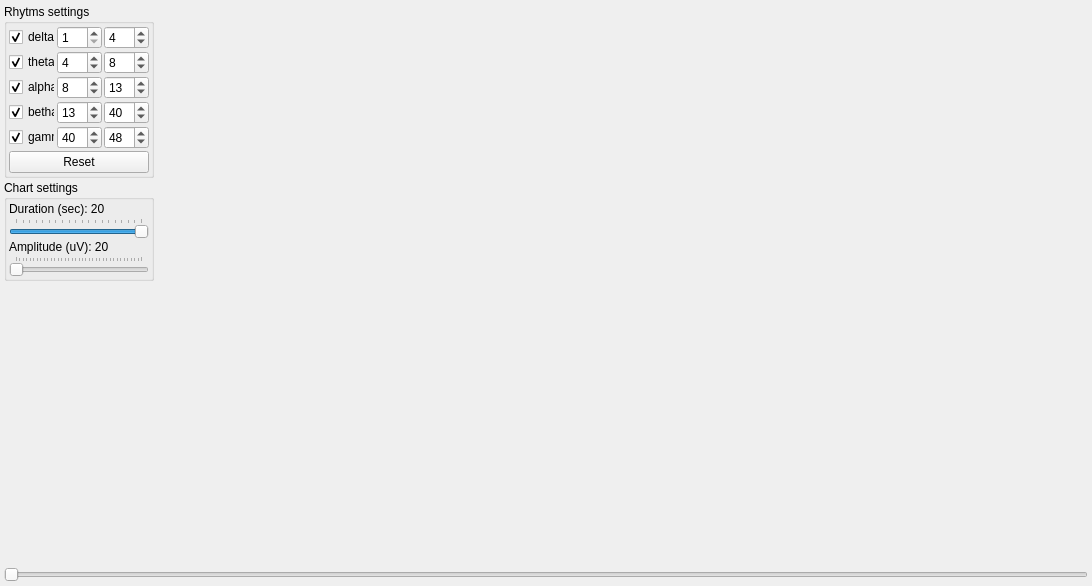
Above: UI/rhytmwindow.ui from ZarkSPb/BB_Python before the change. Below: the same form after it.
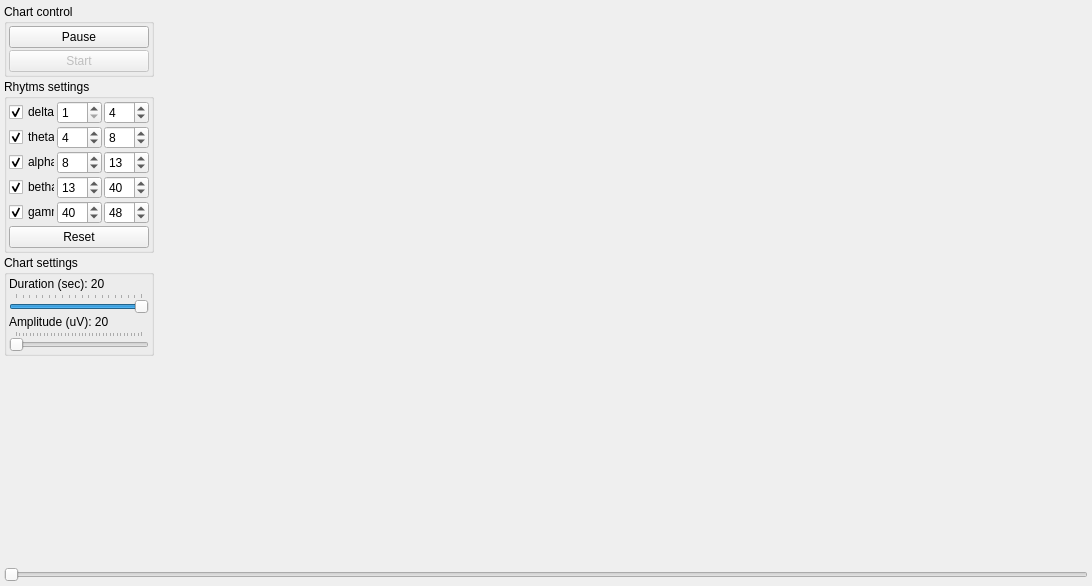
That is the form after the change.

Commit message: Pause - Start button

```diff
--- a/UI/rhytmwindow.ui
+++ b/UI/rhytmwindow.ui
@@ -62,6 +62,47 @@
       <property name="bottomMargin">
        <number>0</number>
       </property>
+      <item>
+       <widget class="QGroupBox" name="groupBox_3">
+        <property name="title">
+         <string>Chart control</string>
+        </property>
+        <layout class="QVBoxLayout" name="verticalLayout_2">
+         <property name="spacing">
+          <number>2</number>
+         </property>
+         <property name="leftMargin">
+          <number>2</number>
+         </property>
+         <property name="topMargin">
+          <number>2</number>
+         </property>
+         <property name="rightMargin">
+          <number>2</number>
+         </property>
+         <property name="bottomMargin">
+          <number>2</number>
+         </property>
+         <item>
+          <widget class="QPushButton" name="ButtonPause">
+           <property name="text">
+            <string>Pause</string>
+           </property>
+          </widget>
+         </item>
+         <item>
+          <widget class="QPushButton" name="ButtonStart">
+           <property name="enabled">
+            <bool>false</bool>
+           </property>
+           <property name="text">
+            <string>Start</string>
+           </property>
+          </widget>
+         </item>
+        </layout>
+       </widget>
+      </item>
       <item>
        <widget class="QGroupBox" name="groupBox">
         <property name="title">
```
Left out of the diff: 288 changed lines with no effect on the pictures. The commit also changes 2 other files.
